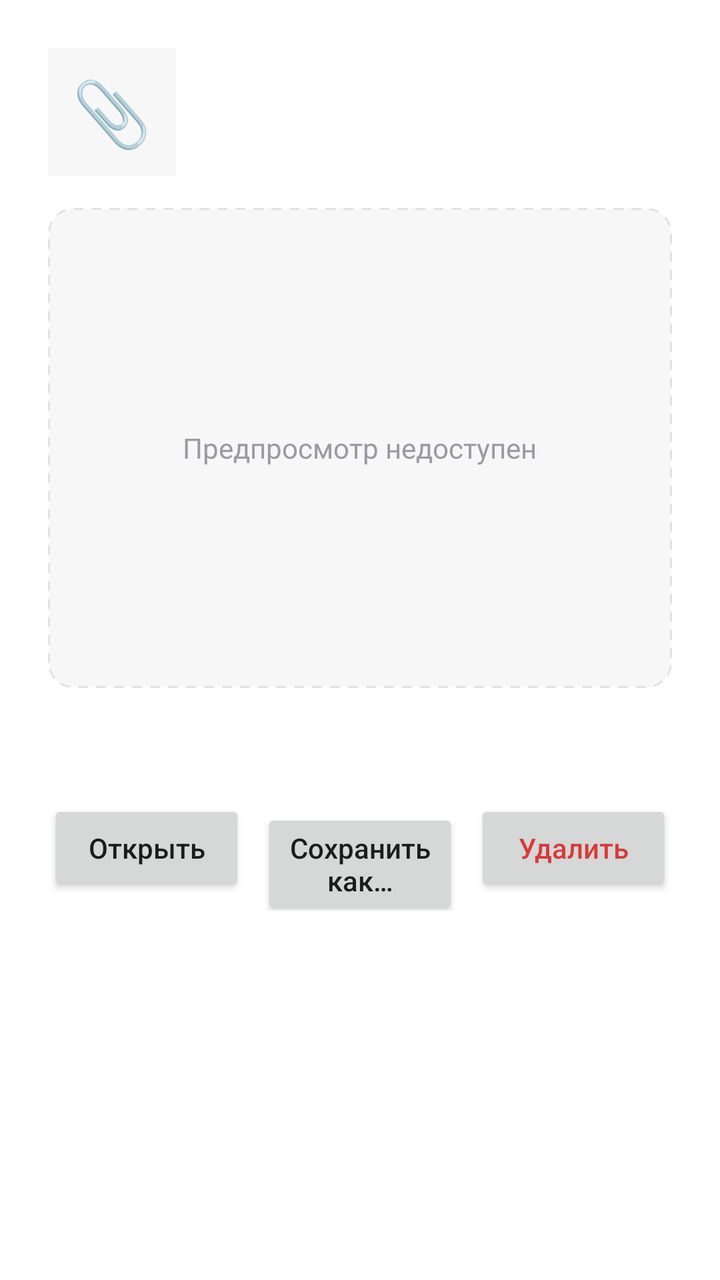
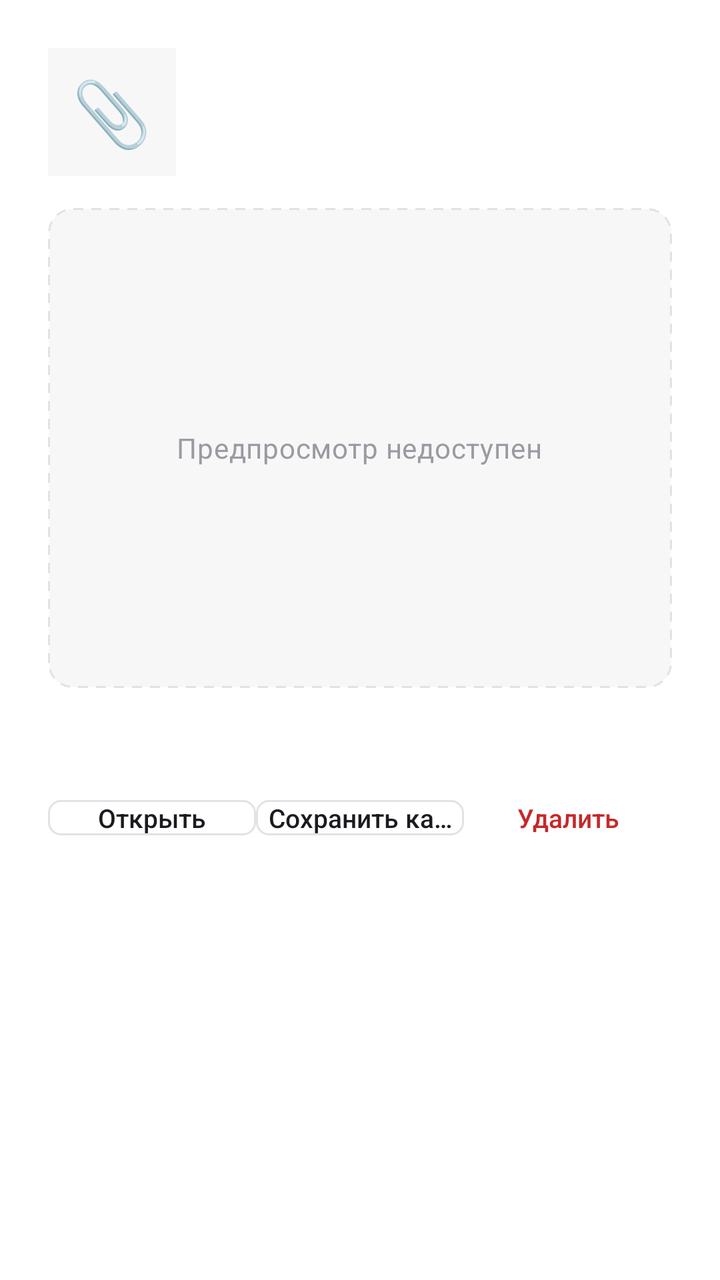

The first picture is an Android layout as it rendered before a commit; the second is the same layout after the commit. The layout source and the unified diff follow.
<!-- AndroidManifest.xml: application theme Theme.SyncNote -->
<!-- res/layout/bottom_sheet_file_details.xml -->
<?xml version="1.0" encoding="utf-8"?>
<androidx.core.widget.NestedScrollView
    xmlns:android="http://schemas.android.com/apk/res/android"
    android:layout_width="match_parent"
    android:layout_height="wrap_content"
    android:background="@color/files_bg">

    <LinearLayout
        android:layout_width="match_parent"
        android:layout_height="wrap_content"
        android:orientation="vertical"
        android:padding="24dp">

        <LinearLayout
            android:layout_width="match_parent"
            android:layout_height="wrap_content"
            android:orientation="horizontal"
            android:gravity="center_vertical">

            <TextView
                android:id="@+id/detailIcon"
                android:layout_width="64dp"
                android:layout_height="64dp"
                android:gravity="center"
                android:textSize="32sp"
                android:text="📎"
                android:background="@color/file_icon_default_bg" />

            <LinearLayout
                android:layout_width="0dp"
                android:layout_weight="1"
                android:layout_height="wrap_content"
                android:layout_marginStart="16dp"
                android:orientation="vertical">

                <TextView
                    android:id="@+id/detailName"
                    android:layout_width="match_parent"
                    android:layout_height="wrap_content"
                    android:textStyle="bold"
                    android:textSize="20sp"
                    android:textColor="@color/files_text" />

                <TextView
                    android:id="@+id/detailSub"
                    android:layout_width="match_parent"
                    android:layout_height="wrap_content"
                    android:layout_marginTop="4dp"
                    android:textSize="13sp"
                    android:textColor="@color/files_text2" />
            </LinearLayout>
        </LinearLayout>

        <FrameLayout
            android:layout_width="match_parent"
            android:layout_height="240dp"
            android:layout_marginTop="16dp"
            android:background="@drawable/preview_dashed_border">

            <ImageView
                android:id="@+id/previewImage"
                android:layout_width="match_parent"
                android:layout_height="match_parent"
                android:layout_margin="16dp"
                android:adjustViewBounds="true"
                android:scaleType="fitCenter"
                android:visibility="gone" />

            <TextView
                android:id="@+id/previewPlaceholder"
                android:layout_width="wrap_content"
                android:layout_height="wrap_content"
                android:layout_gravity="center"
                android:text="@string/files_preview_unavailable"
                android:textSize="14sp"
                android:textColor="@color/files_text3" />
        </FrameLayout>

        <TextView
            android:id="@+id/infoToggle"
            android:layout_width="match_parent"
            android:layout_height="48dp"
            android:gravity="center_vertical"
            android:textSize="13sp"
            android:textStyle="bold"
            android:textColor="@color/files_text2" />

        <TextView
            android:id="@+id/infoBody"
            android:layout_width="match_parent"
            android:layout_height="wrap_content"
            android:paddingBottom="8dp"
            android:fontFamily="monospace"
            android:textSize="12sp"
            android:textColor="@color/files_text2"
            android:visibility="gone" />

        <LinearLayout
            android:layout_width="match_parent"
            android:layout_height="wrap_content"
            android:layout_marginTop="8dp"
            android:orientation="horizontal">

            <Button
                android:id="@+id/btnOpen"
                android:layout_width="0dp"
                android:layout_weight="1"
                android:layout_height="wrap_content"
                android:text="@string/files_open"
                android:textAllCaps="false" />

            <Button
                android:id="@+id/btnSaveAs"
                android:layout_width="0dp"
                android:layout_weight="1"
                android:layout_height="wrap_content"
                android:layout_marginStart="8dp"
                android:text="@string/files_save_as"
                android:textAllCaps="false" />

            <Button
                android:id="@+id/btnDelete"
                android:layout_width="0dp"
                android:layout_weight="1"
                android:layout_height="wrap_content"
                android:layout_marginStart="8dp"
                android:text="@string/files_delete"
                android:textAllCaps="false"
                android:textColor="@color/files_err" />
        </LinearLayout>
    </LinearLayout>
</androidx.core.widget.NestedScrollView>
<!-- resources referenced by this layout -->
<resources>
  <color name="file_icon_default_bg">#F7F7F8</color>
  <color name="files_bg">#FFFFFF</color>
  <color name="files_err">#D63B3B</color>
  <color name="files_text">#1B1B1F</color>
  <color name="files_text2">#6A6A72</color>
  <color name="files_text3">#9A9AA2</color>
  <string name="files_delete">Удалить</string>
  <string name="files_open">Открыть</string>
  <string name="files_preview_unavailable">Предпросмотр недоступен</string>
  <string name="files_save_as">Сохранить как…</string>
  <color name="files_bg2">#F7F7F8</color>
  <color name="files_line">#E2E2E6</color>
  <color name="sync_accent">#3F51B5</color>
  <color name="sync_accent_dark">#354499</color>
  <color name="text_on_accent">#FFFFFF</color>
  <color name="bg_window">#FFFFFF</color>
  <!-- unchanged entries left out for length: 2 -->
</resources>

<!-- the commit's change to res/layout/bottom_sheet_file_details.xml (unified diff, before → after) -->
@@ -3,7 +3,7 @@
     xmlns:android="http://schemas.android.com/apk/res/android"
     android:layout_width="match_parent"
     android:layout_height="wrap_content"
-    android:background="@color/files_bg">
+    android:background="@color/bg_window">
 
     <LinearLayout
         android:layout_width="match_parent"
@@ -37,17 +37,20 @@
                     android:id="@+id/detailName"
                     android:layout_width="match_parent"
                     android:layout_height="wrap_content"
-                    android:textStyle="bold"
-                    android:textSize="20sp"
-                    android:textColor="@color/files_text" />
+                    android:textAppearance="@style/TextAppearance.SyncNote.Title"
+                    android:textColor="@color/text_primary"
+                    android:textSize="18sp"
+                    android:maxLines="2"
+                    android:ellipsize="middle" />
 
                 <TextView
                     android:id="@+id/detailSub"
                     android:layout_width="match_parent"
                     android:layout_height="wrap_content"
                     android:layout_marginTop="4dp"
-                    android:textSize="13sp"
-                    android:textColor="@color/files_text2" />
+                    android:textAppearance="@style/TextAppearance.SyncNote.Body"
+                    android:textColor="@color/text_secondary"
+                    android:textSize="13sp" />
             </LinearLayout>
         </LinearLayout>
 
@@ -72,8 +75,9 @@
                 android:layout_height="wrap_content"
                 android:layout_gravity="center"
                 android:text="@string/files_preview_unavailable"
-                android:textSize="14sp"
-                android:textColor="@color/files_text3" />
+                android:textAppearance="@style/TextAppearance.SyncNote.Body"
+                android:textColor="@color/text_hint"
+                android:textSize="14sp" />
         </FrameLayout>
 
         <TextView
@@ -83,16 +87,18 @@
             android:gravity="center_vertical"
             android:textSize="13sp"
             android:textStyle="bold"
-            android:textColor="@color/files_text2" />
+            android:textColor="@color/text_secondary" />
 
         <TextView
             android:id="@+id/infoBody"
             android:layout_width="match_parent"
             android:layout_height="wrap_content"
             android:paddingBottom="8dp"
+            android:background="@drawable/bg_item_card"
+            android:padding="12dp"
             android:fontFamily="monospace"
             android:textSize="12sp"
-            android:textColor="@color/files_text2"
+            android:textColor="@color/text_secondary"
             android:visibility="gone" />
 
         <LinearLayout
@@ -101,32 +107,51 @@
             android:layout_marginTop="8dp"
             android:orientation="horizontal">
 
+            
             <Button
                 android:id="@+id/btnOpen"
+                style="@style/Widget.SyncNote.Button.Default"
                 android:layout_width="0dp"
                 android:layout_weight="1"
                 android:layout_height="wrap_content"
+                android:minWidth="0dp"
+                android:minHeight="0dp"
+                android:paddingStart="6dp"
+                android:paddingEnd="6dp"
+                android:maxLines="1"
+                android:ellipsize="end"
                 android:text="@string/files_open"
                 android:textAllCaps="false" />
 
             <Button
                 android:id="@+id/btnSaveAs"
+                style="@style/Widget.SyncNote.Button.Default"
                 android:layout_width="0dp"
                 android:layout_weight="1"
                 android:layout_height="wrap_content"
-                android:layout_marginStart="8dp"
+                android:minWidth="0dp"
+                android:minHeight="0dp"
+                android:paddingStart="6dp"
+                android:paddingEnd="6dp"
+                android:maxLines="1"
+                android:ellipsize="end"
                 android:text="@string/files_save_as"
                 android:textAllCaps="false" />
 
             <Button
                 android:id="@+id/btnDelete"
+                style="@style/Widget.SyncNote.Button.Danger"
                 android:layout_width="0dp"
                 android:layout_weight="1"
                 android:layout_height="wrap_content"
-                android:layout_marginStart="8dp"
+                android:minWidth="0dp"
+                android:minHeight="0dp"
+                android:paddingStart="6dp"
+                android:paddingEnd="6dp"
+                android:maxLines="1"
+                android:ellipsize="end"
                 android:text="@string/files_delete"
-                android:textAllCaps="false"
-                android:textColor="@color/files_err" />
+                android:textAllCaps="false" />
         </LinearLayout>
     </LinearLayout>
 </androidx.core.widget.NestedScrollView>
<!-- resource entries referenced after the edit -->
@@ -1,20 +1,88 @@
 <!-- resources referenced by this layout -->
 <resources>
   <color name="file_icon_default_bg">#F7F7F8</color>
-  <color name="files_bg">#FFFFFF</color>
-  <color name="files_err">#D63B3B</color>
-  <color name="files_text">#1B1B1F</color>
-  <color name="files_text2">#6A6A72</color>
-  <color name="files_text3">#9A9AA2</color>
+  <color name="text_hint">#9A9AA2</color>
+  <color name="text_primary">#1B1B1F</color>
+  <color name="text_secondary">#6A6A72</color>
+  <!-- drawable bg_item_card (drawable) -->
+  <?xml version="1.0" encoding="utf-8"?>
+  <shape xmlns:android="http://schemas.android.com/apk/res/android"
+      android:shape="rectangle">
+      <solid android:color="@color/bg_card" />
+      <stroke
+          android:width="1dp"
+          android:color="@color/border_line" />
+      <corners android:radius="8dp" />
+  </shape>
   <string name="files_delete">Удалить</string>
   <string name="files_open">Открыть</string>
   <string name="files_preview_unavailable">Предпросмотр недоступен</string>
   <string name="files_save_as">Сохранить как…</string>
+  <style name="TextAppearance.SyncNote.Body" parent="TextAppearance.MaterialComponents.Body2">
+          <item name="android:textColor">@color/text_secondary</item>
+          <item name="android:textSize">14sp</item>
+      </style>
+  <style name="TextAppearance.SyncNote.Title" parent="TextAppearance.MaterialComponents.Headline6">
+          <item name="android:textColor">@color/text_primary</item>
+          <item name="android:textStyle">bold</item>
+          <item name="android:textSize">16sp</item>
+      </style>
+  <style name="Widget.SyncNote.Button.Danger" parent="">
+          <item name="android:background">@drawable/bg_button_danger</item>
+          <item name="android:textColor">@color/status_err_fg</item>
+          <item name="android:textSize">13sp</item>
+          <item name="android:stateListAnimator">@null</item>
+          <item name="android:minHeight">44dp</item>
+          <item name="android:paddingStart">16dp</item>
+          <item name="android:paddingEnd">16dp</item>
+      </style>
+  <style name="Widget.SyncNote.Button.Default" parent="">
+          <item name="android:background">@drawable/bg_button_default_selector</item>
+          <item name="android:textColor">@color/text_primary</item>
+          <item name="android:textSize">13sp</item>
+          <item name="android:stateListAnimator">@null</item>
+          <item name="android:minHeight">44dp</item>
+          <item name="android:paddingStart">16dp</item>
+          <item name="android:paddingEnd">16dp</item>
+      </style>
+  <color name="bg_card">#FFFFFF</color>
+  <color name="border_line">#E2E2E6</color>
   <color name="files_bg2">#F7F7F8</color>
   <color name="files_line">#E2E2E6</color>
+  <!-- drawable bg_button_danger (drawable) -->
+  <?xml version="1.0" encoding="utf-8"?>
+  <shape xmlns:android="http://schemas.android.com/apk/res/android"
+      android:shape="rectangle">
+      <solid android:color="@android:color/transparent" />
+      <corners android:radius="6dp" />
+  </shape>
+  <color name="status_err_fg">#C62828</color>
+  <!-- drawable bg_button_default_selector (drawable) -->
+  <?xml version="1.0" encoding="utf-8"?>
+  <selector xmlns:android="http://schemas.android.com/apk/res/android">
+      <item android:state_pressed="true">
+          <shape android:shape="rectangle">
+              <solid android:color="@color/bg_hover" />
+              <stroke
+                  android:width="1dp"
+                  android:color="@color/border_line" />
+              <corners android:radius="6dp" />
+          </shape>
+      </item>
+      <item>
+          <shape android:shape="rectangle">
+              <solid android:color="@color/bg_card" />
+              <stroke
+                  android:width="1dp"
+                  android:color="@color/border_line" />
+              <corners android:radius="6dp" />
+          </shape>
+      </item>
+  </selector>
   <color name="sync_accent">#3F51B5</color>
   <color name="sync_accent_dark">#354499</color>
   <color name="text_on_accent">#FFFFFF</color>
+  <color name="bg_hover">#F7F7F8</color>
   <color name="bg_window">#FFFFFF</color>
   <!-- unchanged entries left out for length: 2 -->
 </resources>
